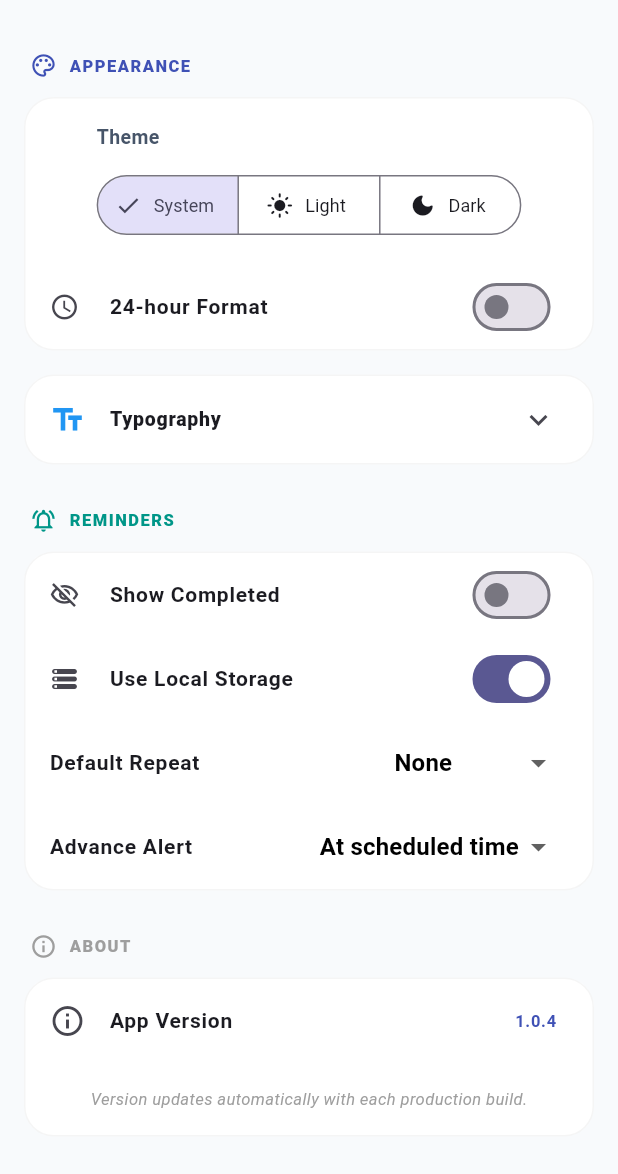
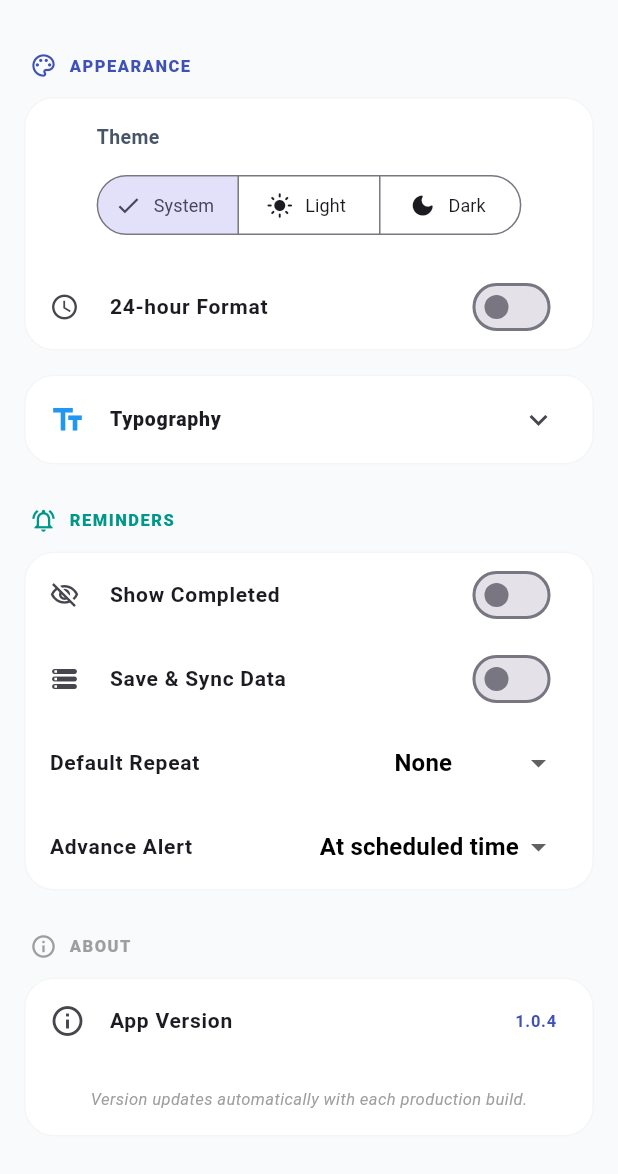
Before and after one commit to ktdata405/kt-remainder-fl, a Flutter app: the screen it shows after launch, item 5 of the bottom bar chosen, on a phone screen of 412 x 824 dp, the part 62-1236 px from its top. Run offline on Flutter 3.47's test engine with Material 3 defaults, Android fonts, the phone set to English and light mode, and no system bars; our stand-ins replace flutter_local_notifications, flutter_timezone, shared_preferences, sqflite, timezone; accounts and stored records are empty; network calls fail.

Commit message:
Local  DB off by default

```diff
--- a/lib/services/settings_service.dart
+++ b/lib/services/settings_service.dart
@@ -85,7 +85,7 @@ class SettingsService extends ChangeNotifier {
     notifyListeners();
   }
 
-  bool get useLocalStorage => _prefs?.getBool(_kUseLocalStorage) ?? true;
+  bool get useLocalStorage => _prefs?.getBool(_kUseLocalStorage) ?? false;
   Future<void> setUseLocalStorage(bool value) async {
     await _prefs!.setBool(_kUseLocalStorage, value);
     notifyListeners();
--- a/lib/settings/settings_screen.dart
+++ b/lib/settings/settings_screen.dart
@@ -157,7 +157,7 @@ class _SettingsScreenState extends State<SettingsScreen> {
                 ),
                 _SwitchTile(
                   icon: Icons.storage_rounded,
-                  title: 'Use Local Storage',
+                  title: 'Save & Sync Data',
                   value: _settings.useLocalStorage,
                   onChanged: (v) async {
                     await _settings.setUseLocalStorage(v);
```
Also changed, not shown: 2 other files.
